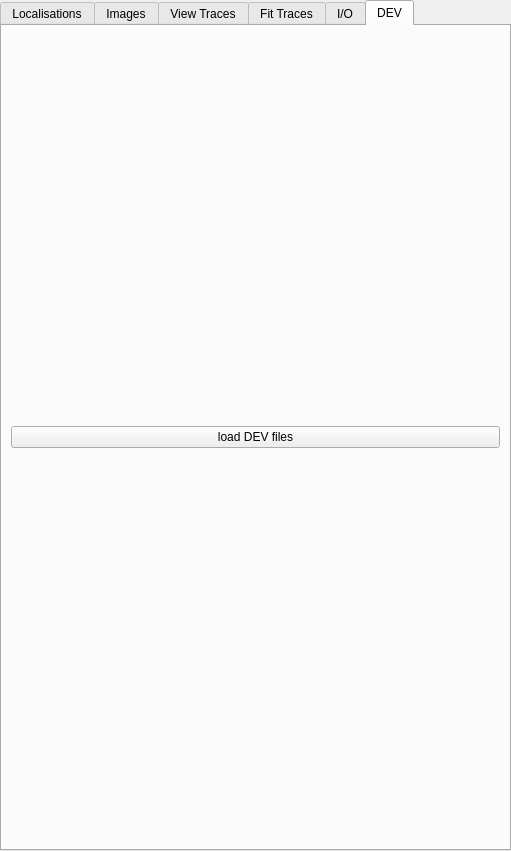
Qt form src/napari_gapseq/gapseq_ui.ui (piedrro/napari-GapSeq) before a commit.
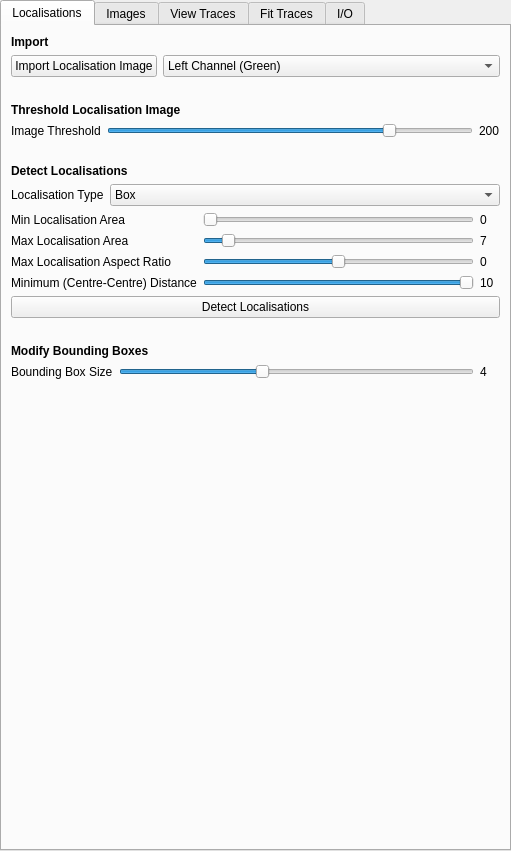
The same form after that commit. The open tabs and pages were chosen to show the change.

Commit message: Added second thread for HMM and plot data compute

What changed in the file:
```diff
--- a/src/napari_gapseq/gapseq_ui.ui
+++ b/src/napari_gapseq/gapseq_ui.ui
@@ -1769,20 +1769,6 @@
     </item>
    </layout>
   </widget>
-  <widget class="QWidget" name="tab">
-   <attribute name="title">
-    <string>DEV</string>
-   </attribute>
-   <layout class="QVBoxLayout" name="verticalLayout">
-    <item>
-     <widget class="QPushButton" name="load_dev">
-      <property name="text">
-       <string>load DEV files</string>
-      </property>
-     </widget>
-    </item>
-   </layout>
-  </widget>
  </widget>
  <resources/>
  <connections/>
```
Left out of the diff: 2 changed lines with no effect on the pictures. The commit also changes 1 other file.
